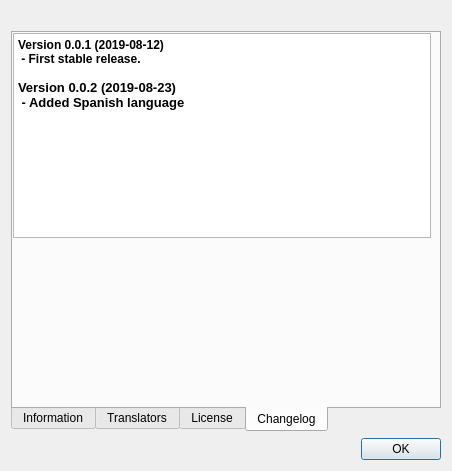
Before: the Qt Designer form ui/aboutdialog.ui in swl-x/MystiQ, drawn with Qt 5.
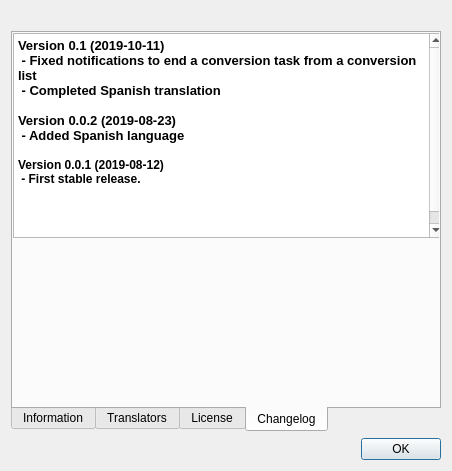
After: the same form once the commit is applied. The open tabs and pages were chosen to show the change. Icons and pictures are not drawn.

Patch:
```diff
--- a/ui/aboutdialog.ui
+++ b/ui/aboutdialog.ui
@@ -26,6 +26,9 @@
    </item>
    <item>
     <widget class="QTabWidget" name="tabWidget">
+     <property name="autoFillBackground">
+      <bool>true</bool>
+     </property>
      <property name="tabPosition">
       <enum>QTabWidget::South</enum>
      </property>
@@ -189,7 +192,7 @@
         <rect>
          <x>0</x>
          <y>0</y>
-         <width>418</width>
+         <width>431</width>
          <height>205</height>
         </rect>
        </property>
@@ -198,12 +201,16 @@
 &lt;html&gt;&lt;head&gt;&lt;meta name=&quot;qrichtext&quot; content=&quot;1&quot; /&gt;&lt;style type=&quot;text/css&quot;&gt;
 p, li { white-space: pre-wrap; }
 &lt;/style&gt;&lt;/head&gt;&lt;body style=&quot; font-family:'Fira Sans'; font-size:10pt; font-weight:400; font-style:normal;&quot;&gt;
-&lt;p style=&quot; margin-top:0px; margin-bottom:0px; margin-left:0px; margin-right:0px; -qt-block-indent:0; text-indent:0px;&quot;&gt;&lt;span style=&quot; font-size:medium; font-weight:600;&quot;&gt;Version 0.0.1 (2019-08-12)&lt;/span&gt;&lt;/p&gt;
-&lt;p style=&quot; margin-top:0px; margin-bottom:0px; margin-left:0px; margin-right:0px; -qt-block-indent:0; text-indent:0px;&quot;&gt;&lt;span style=&quot; font-size:medium; font-weight:600;&quot;&gt; - First stable release.&lt;/span&gt;&lt;/p&gt;
-&lt;p style=&quot;-qt-paragraph-type:empty; margin-top:0px; margin-bottom:0px; margin-left:0px; margin-right:0px; -qt-block-indent:0; text-indent:0px; font-size:medium; font-weight:600;&quot;&gt;&lt;br /&gt;&lt;/p&gt;
+&lt;p style=&quot; margin-top:0px; margin-bottom:0px; margin-left:0px; margin-right:0px; -qt-block-indent:0; text-indent:0px;&quot;&gt;&lt;span style=&quot; font-weight:600;&quot;&gt;Version 0.1 (2019-10-11)&lt;/span&gt;&lt;/p&gt;
+&lt;p style=&quot; margin-top:0px; margin-bottom:0px; margin-left:0px; margin-right:0px; -qt-block-indent:0; text-indent:0px;&quot;&gt;&lt;span style=&quot; font-weight:600;&quot;&gt; - Fixed notifications to end a conversion task from a conversion list&lt;/span&gt;&lt;/p&gt;
+&lt;p style=&quot; margin-top:0px; margin-bottom:0px; margin-left:0px; margin-right:0px; -qt-block-indent:0; text-indent:0px;&quot;&gt;&lt;span style=&quot; font-weight:600;&quot;&gt; - Completed Spanish translation&lt;/span&gt;&lt;/p&gt;
+&lt;p style=&quot;-qt-paragraph-type:empty; margin-top:0px; margin-bottom:0px; margin-left:0px; margin-right:0px; -qt-block-indent:0; text-indent:0px; font-weight:600;&quot;&gt;&lt;br /&gt;&lt;/p&gt;
 &lt;p style=&quot; margin-top:0px; margin-bottom:0px; margin-left:0px; margin-right:0px; -qt-block-indent:0; text-indent:0px;&quot;&gt;&lt;span style=&quot; font-weight:600;&quot;&gt;Version 0.0.2 (2019-08-23)&lt;/span&gt;&lt;/p&gt;
 &lt;p style=&quot; margin-top:0px; margin-bottom:0px; margin-left:0px; margin-right:0px; -qt-block-indent:0; text-indent:0px;&quot;&gt;&lt;span style=&quot; font-weight:600;&quot;&gt; - Added Spanish language&lt;/span&gt;&lt;/p&gt;
 &lt;p style=&quot;-qt-paragraph-type:empty; margin-top:0px; margin-bottom:0px; margin-left:0px; margin-right:0px; -qt-block-indent:0; text-indent:0px; font-weight:600;&quot;&gt;&lt;br /&gt;&lt;/p&gt;
+&lt;p style=&quot; margin-top:0px; margin-bottom:0px; margin-left:0px; margin-right:0px; -qt-block-indent:0; text-indent:0px;&quot;&gt;&lt;span style=&quot; font-size:medium; font-weight:600;&quot;&gt;Version 0.0.1 (2019-08-12)&lt;/span&gt;&lt;/p&gt;
+&lt;p style=&quot; margin-top:0px; margin-bottom:0px; margin-left:0px; margin-right:0px; -qt-block-indent:0; text-indent:0px;&quot;&gt;&lt;span style=&quot; font-size:medium; font-weight:600;&quot;&gt; - First stable release.&lt;/span&gt;&lt;/p&gt;
+&lt;p style=&quot;-qt-paragraph-type:empty; margin-top:0px; margin-bottom:0px; margin-left:0px; margin-right:0px; -qt-block-indent:0; text-indent:0px; font-weight:600;&quot;&gt;&lt;br /&gt;&lt;/p&gt;
 &lt;p style=&quot;-qt-paragraph-type:empty; margin-top:0px; margin-bottom:0px; margin-left:0px; margin-right:0px; -qt-block-indent:0; text-indent:0px; font-weight:600;&quot;&gt;&lt;br /&gt;&lt;/p&gt;
 &lt;p style=&quot;-qt-paragraph-type:empty; margin-top:0px; margin-bottom:0px; margin-left:0px; margin-right:0px; -qt-block-indent:0; text-indent:0px; font-weight:600;&quot;&gt;&lt;br /&gt;&lt;/p&gt;
 &lt;p style=&quot;-qt-paragraph-type:empty; margin-top:0px; margin-bottom:0px; margin-left:0px; margin-right:0px; -qt-block-indent:0; text-indent:0px; font-size:large; font-weight:600;&quot;&gt;&lt;br /&gt;&lt;/p&gt;&lt;/body&gt;&lt;/html&gt;</string>
```
Left out of the diff: 2 changed lines with no effect on the pictures.
